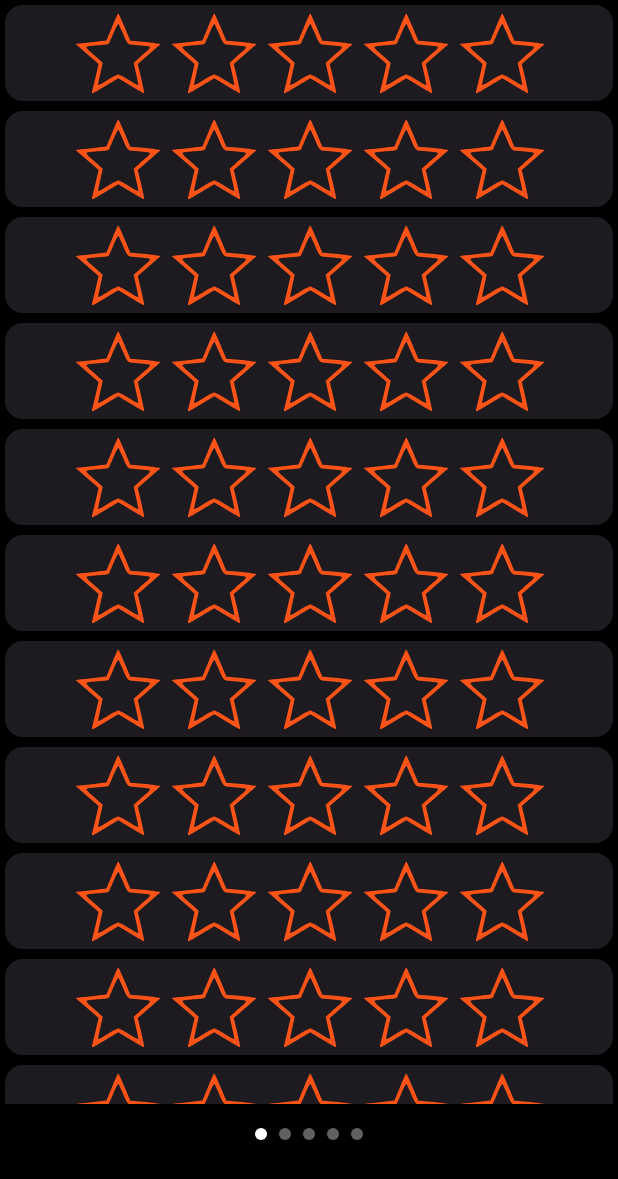
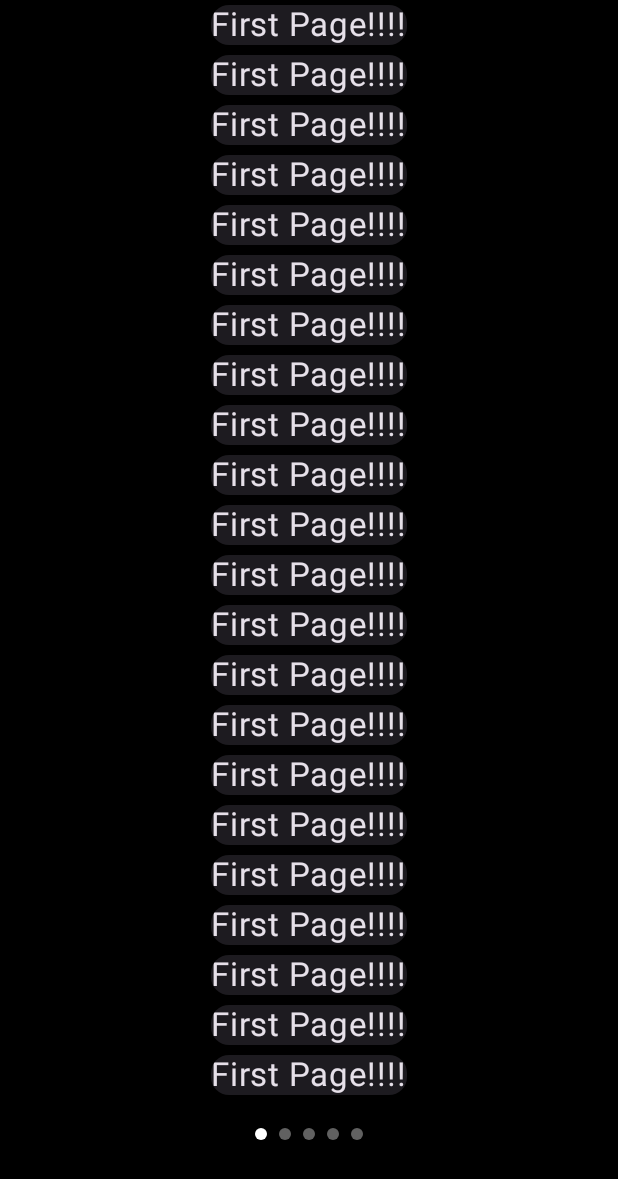
Before and after one commit to ShamsutOFF/AppForVKCup2022, an Android app built with Jetpack Compose: the SecondStageScreen screen opened through its navigation route, on a phone screen of 412 x 824 dp. Shown: the top 1179 px of the screen. Run offline under Robolectric (Android 15) with nearby library versions, the phone set to English and light mode, and no system bars; our stand-ins replace accompanist.

Commit message:
Звездочки почти готовы. Разбил на файлы. Начинаем форму опроса.

```diff
--- /dev/null
+++ b/app/src/main/java/com/example/appforvkcup2022/second_stage/FirstPageSurveyForm.kt
@@ -0,0 +1,21 @@
+package com.example.appforvkcup2022.second_stage
+
+import androidx.compose.foundation.layout.padding
+import androidx.compose.foundation.lazy.LazyColumn
+import androidx.compose.material3.ElevatedCard
+import androidx.compose.material3.Text
+import androidx.compose.runtime.Composable
+import androidx.compose.ui.Modifier
+import androidx.compose.ui.unit.dp
+import androidx.compose.ui.unit.sp
+
+@Composable
+fun DrawFirstPage() {
+    LazyColumn() {
+        items(count = Int.MAX_VALUE) { count ->
+            ElevatedCard(modifier = Modifier.padding(3.dp)) {
+                Text(text = "First Page!!!!", fontSize = 22.sp)
+            }
+        }
+    }
+}
--- a/app/src/main/java/com/example/appforvkcup2022/second_stage/SecondStageScreen.kt
+++ b/app/src/main/java/com/example/appforvkcup2022/second_stage/SecondStageScreen.kt
@@ -2,30 +2,19 @@
 
 package com.example.appforvkcup2022.second_stage
 
-import android.util.Log
-import android.view.MotionEvent
-import android.widget.RatingBar
-import androidx.compose.animation.AnimatedContent
-import androidx.compose.animation.core.*
 import androidx.compose.foundation.background
-import androidx.compose.foundation.clickable
-import androidx.compose.foundation.layout.*
-import androidx.compose.foundation.layout.R
-import androidx.compose.foundation.lazy.LazyColumn
-import androidx.compose.foundation.rememberScrollState
-import androidx.compose.foundation.verticalScroll
+import androidx.compose.foundation.layout.Column
+import androidx.compose.foundation.layout.fillMaxSize
+import androidx.compose.foundation.layout.fillMaxWidth
+import androidx.compose.foundation.layout.padding
 import androidx.compose.material.Scaffold
-import androidx.compose.material3.*
-import androidx.compose.runtime.*
+import androidx.compose.material3.MaterialTheme
+import androidx.compose.runtime.Composable
 import androidx.compose.ui.Alignment
 import androidx.compose.ui.ExperimentalComposeUiApi
 import androidx.compose.ui.Modifier
 import androidx.compose.ui.graphics.Color
-import androidx.compose.ui.graphics.graphicsLayer
-import androidx.compose.ui.input.pointer.pointerInteropFilter
-import androidx.compose.ui.res.painterResource
 import androidx.compose.ui.unit.dp
-import androidx.compose.ui.unit.sp
 import com.google.accompanist.pager.ExperimentalPagerApi
 import com.google.accompanist.pager.HorizontalPager
 import com.google.accompanist.pager.HorizontalPagerIndicator
@@ -44,17 +33,22 @@ fun SecondStageScreen() {
                 .padding(padding)
         ) {
             val pagerState = rememberPagerState()
-            val pages = listOf("1й", "2й", "3й", "4й", "5й")
 
             HorizontalPager(
-                count = pages.size,
+                count = 5,
                 state = pagerState,
                 modifier = Modifier
                     .weight(1f)
 //                    .background(Color.Yellow)
                     .fillMaxWidth(),
-            ) { page ->
-                DrawStars()
+            ) {
+                when (it){
+                    0 -> DrawFirstPage()
+                    1 -> DrawSecondPage()
+                    2 -> DrawThirdPage()
+                    3 -> DrawFourthPage()
+                    4 -> DrawFifthPage()
+                }
             }
             HorizontalPagerIndicator(
                 pagerState = pagerState,
@@ -67,97 +61,3 @@ fun SecondStageScreen() {
         }
     }
 }
-
-@Composable
-fun DrawStars() {
-    LazyColumn() {
-        items(count = Int.MAX_VALUE) { count ->
-            ElevatedCard(modifier = Modifier.padding(3.dp)) {
-//                Text(text = "Some text in Card. Count: $count")
-                RatingBar(rating = 0)
-            }
-        }
-    }
-}
-
-@Composable
-fun RatingBar(
-    rating: Int
-) {
-    var animated by remember { mutableStateOf(false) }
-    val rotation = remember { Animatable(initialValue = 360f) }
-
-//    val transition = updateTransition(targetState = animated, label = "Star")
-//    val sizeValue by transition.animateDp(
-////    val sizeValue by transition.animateDp(
-////        transitionSpec = { repeatable(2,tween(durationMillis = 1000), repeatMode = RepeatMode.Reverse) },
-////        transitionSpec = { tween(durationMillis = 1000) },
-//
-//        label = "",
-//    ) { screenState ->
-//
-//        if (screenState) {
-//            72.dp
-//        } else {
-//            64.dp
-//        }
-//    }
-
-    var ratingState by remember { mutableStateOf(rating) }
-    var selected by remember { mutableStateOf(false) }
-
-    LaunchedEffect(animated) {
-        rotation.animateTo(
-            targetValue = if (animated) 0f else 360f,
-            animationSpec = tween(durationMillis = 1000)
-        )
-    }
-
-    val size by animateDpAsState(
-        targetValue = if (selected) 72.dp else 64.dp,
-        spring(Spring.DampingRatioMediumBouncy)
-    )
-
-    Row(
-        modifier = Modifier.fillMaxSize(),
-        verticalAlignment = Alignment.CenterVertically,
-        horizontalArrangement = Arrangement.Center
-    ) {
-        for (i in 1..5) {
-            Icon(
-                painter = painterResource(
-                    id =
-                    if (i <= ratingState)
-                        com.example.appforvkcup2022.R.drawable.star_filled
-                    else com.example.appforvkcup2022.R.drawable.star_border
-                ),
-                contentDescription = "star",
-                modifier = Modifier
-//                    .size(sizeValue)
-                    .size(size)
-                    .graphicsLayer { rotationY = rotation.value }
-                    .pointerInteropFilter {
-                        println("it.action - ${it.action}")
-                        when (it.action) {
-                            MotionEvent.ACTION_DOWN -> {
-                                selected = true
-                                ratingState = i
-                                animated = !animated
-                            }
-                            MotionEvent.ACTION_UP -> selected = false
-//                            MotionEvent.ACTION_UP -> {
-//                                selected = true
-//                                ratingState = i
-//                                animated = !animated
-//                            }
-                            MotionEvent.ACTION_MOVE -> selected = false
-                            MotionEvent.ACTION_CANCEL -> {selected = false}
-                        }
-                        true
-                    },
-                tint = com.example.appforvkcup2022.ui.theme.Orange
-            )
-        }
-
-    }
-}
```
Also changed, not shown: app/src/main/java/com/example/appforvkcup2022/second_stage/FifthPageStars.kt (added, +112 -0 lines), app/src/main/java/com/example/appforvkcup2022/second_stage/FourthPage.kt (added, +20 -0 lines), app/src/main/java/com/example/appforvkcup2022/second_stage/SecondPage.kt (added, +21 -0 lines), app/src/main/java/com/example/appforvkcup2022/second_stage/ThirdPage.kt (added, +21 -0 lines).
